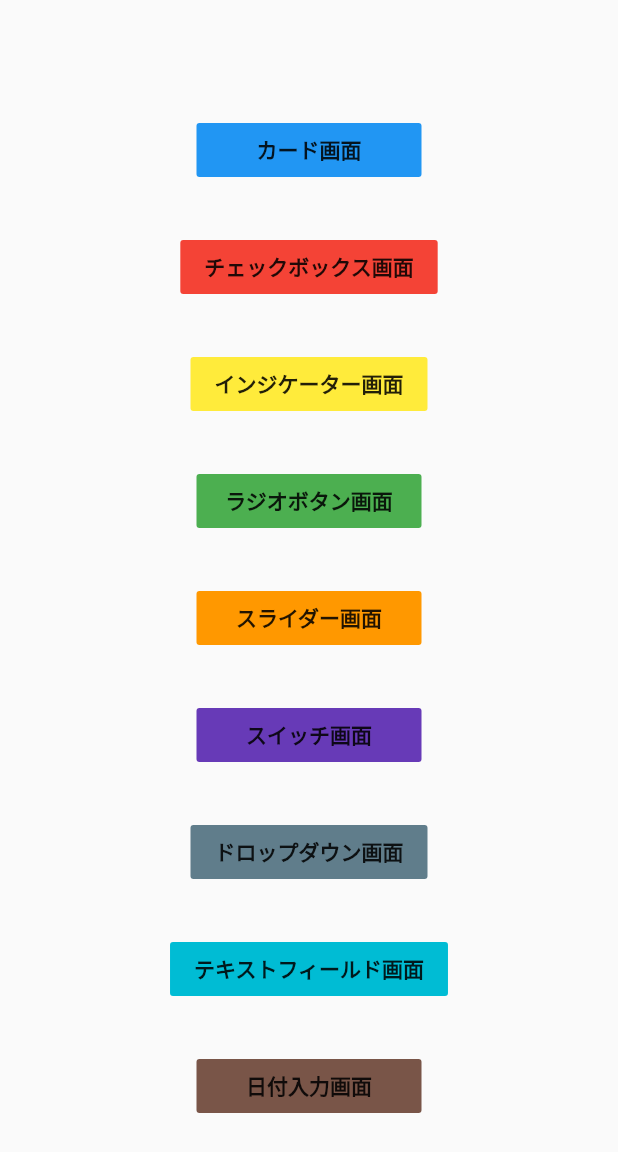
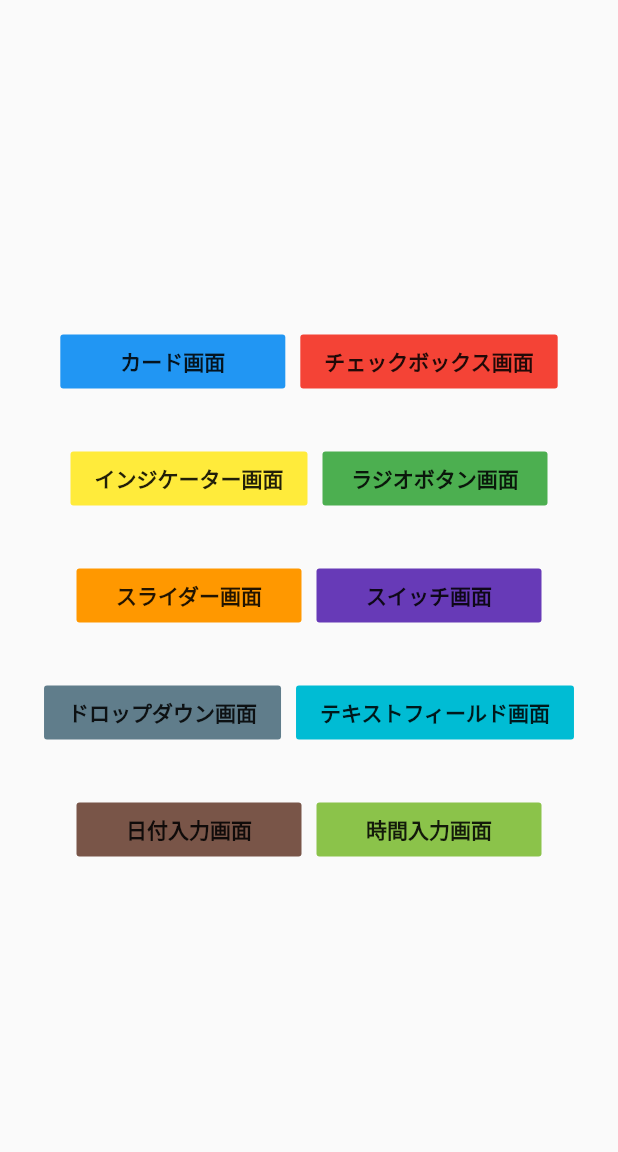
Before and after one commit to t-w-yokohama/flutter_sample, a Flutter app: the screen it shows after launch, on a phone screen of 412 x 824 dp. Shown: the top 1152 px of the screen. Run offline on Flutter 3.47's test engine with Material 2 defaults, Android fonts, the phone set to English and light mode, and no system bars.

Commit message:
時間入力画面を実装
・各画面への導線ボタンをタテxヨコ2列に修正

```diff
--- a/lib/ui/screen/home_screen.dart
+++ b/lib/ui/screen/home_screen.dart
@@ -8,6 +8,7 @@ import 'package:flutter_sample/ui/screen/radio_button_screen.dart';
 import 'package:flutter_sample/ui/screen/slider_screen.dart';
 import 'package:flutter_sample/ui/screen/switch_screen.dart';
 import 'package:flutter_sample/ui/screen/text_field_screen.dart';
+import 'package:flutter_sample/ui/screen/time_picker_screen.dart';
 import 'package:flutter_sample/ui/widget/common_widget.dart';
 
 class HomeScreen extends StatelessWidget {
@@ -16,6 +17,9 @@ class HomeScreen extends StatelessWidget {
     return Scaffold(
       body: SafeArea(
         child: Column(
+          mainAxisAlignment: MainAxisAlignment.center,
+          children: [
+            Row(
               mainAxisAlignment: MainAxisAlignment.center,
               children: [
                 CommonWidget().button(
@@ -30,8 +34,7 @@ class HomeScreen extends StatelessWidget {
                   ),
                 ),
                 SizedBox(
-              width: double.infinity,
-              height: 30.0,
+                  width: 10.0,
                 ),
                 CommonWidget().button(
                   150,
@@ -44,10 +47,15 @@ class HomeScreen extends StatelessWidget {
                     ),
                   ),
                 ),
+              ],
+            ),
             SizedBox(
               width: double.infinity,
               height: 30.0,
             ),
+            Row(
+              mainAxisAlignment: MainAxisAlignment.center,
+              children: [
                 CommonWidget().button(
                   150,
                   Colors.yellow,
@@ -60,8 +68,7 @@ class HomeScreen extends StatelessWidget {
                   ),
                 ),
                 SizedBox(
-              width: double.infinity,
-              height: 30.0,
+                  width: 10.0,
                 ),
                 CommonWidget().button(
                   150,
@@ -74,10 +81,15 @@ class HomeScreen extends StatelessWidget {
                     ),
                   ),
                 ),
+              ],
+            ),
             SizedBox(
               width: double.infinity,
               height: 30.0,
             ),
+            Row(
+              mainAxisAlignment: MainAxisAlignment.center,
+              children: [
                 CommonWidget().button(
                   150,
                   Colors.orange,
@@ -90,8 +102,7 @@ class HomeScreen extends StatelessWidget {
                   ),
                 ),
                 SizedBox(
-              width: double.infinity,
-              height: 30.0,
+                  width: 10.0,
                 ),
                 CommonWidget().button(
                   150,
@@ -104,10 +115,15 @@ class HomeScreen extends StatelessWidget {
                     ),
                   ),
                 ),
+              ],
+            ),
             SizedBox(
               width: double.infinity,
               height: 30.0,
             ),
+            Row(
+              mainAxisAlignment: MainAxisAlignment.center,
+              children: [
                 CommonWidget().button(
                   150,
                   Colors.blueGrey,
@@ -120,8 +136,7 @@ class HomeScreen extends StatelessWidget {
                   ),
                 ),
                 SizedBox(
-              width: double.infinity,
-              height: 30.0,
+                  width: 10.0,
                 ),
                 CommonWidget().button(
                   150,
@@ -134,10 +149,15 @@ class HomeScreen extends StatelessWidget {
                     ),
                   ),
                 ),
+              ],
+            ),
             SizedBox(
               width: double.infinity,
               height: 30.0,
             ),
+            Row(
+              mainAxisAlignment: MainAxisAlignment.center,
+              children: [
                 CommonWidget().button(
                   150,
                   Colors.brown,
@@ -149,6 +169,26 @@ class HomeScreen extends StatelessWidget {
                     ),
                   ),
                 ),
+                SizedBox(
+                  width: 10.0,
+                ),
+                CommonWidget().button(
+                  150,
+                  Colors.lightGreen,
+                  '時間入力画面',
+                  () => Navigator.push(
+                    context,
+                    MaterialPageRoute(
+                      builder: (context) => TimePickerScreen(),
+                    ),
+                  ),
+                ),
+              ],
+            ),
+            SizedBox(
+              width: double.infinity,
+              height: 30.0,
+            ),
           ],
         ),
       ),
```
Also changed, not shown: lib/ui/screen/time_picker_screen.dart (added, +59 -0 lines). Lines whose indentation alone changed are shown as unchanged.
